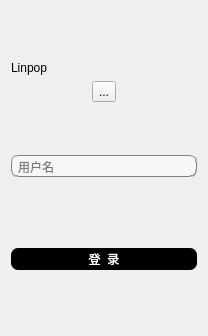
The window that Qt-IM/login.ui (XiaoZheng2003/BIT-QT-IM) describes before a commit, drawn with Qt 5.
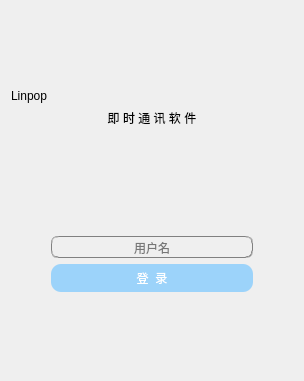
The same window after the commit. Icons and pictures are not drawn.

```diff
--- a/Qt-IM/login.ui
+++ b/Qt-IM/login.ui
@@ -6,8 +6,8 @@
    <rect>
     <x>0</x>
     <y>0</y>
-    <width>204</width>
-    <height>336</height>
+    <width>304</width>
+    <height>381</height>
    </rect>
   </property>
   <property name="windowTitle">
@@ -47,25 +47,58 @@
      </property>
     </widget>
    </item>
-   <item alignment="Qt::AlignHCenter">
-    <widget class="QToolButton" name="pic">
-     <property name="styleSheet">
-      <string notr="true"/>
-     </property>
+   <item>
+    <widget class="QLabel" name="slogan">
      <property name="text">
-      <string>...</string>
+      <string>即 时 通 讯 软 件</string>
      </property>
-     <property name="icon">
-      <iconset>
-       <normaloff>res/avatar.jpg</normaloff>res/avatar.jpg</iconset>
+     <property name="alignment">
+      <set>Qt::AlignCenter</set>
      </property>
-     <property name="iconSize">
+    </widget>
+   </item>
+   <item>
+    <layout class="QHBoxLayout" name="horizontalLayout_3">
+     <item>
+      <spacer name="horizontalSpacer_5">
+       <property name="orientation">
+        <enum>Qt::Horizontal</enum>
+       </property>
+       <property name="sizeHint" stdset="0">
       <size>
-       <width>48</width>
-       <height>48</height>
-      </size>
-     </property>
-    </widget>
+         <width>40</width>
+         <height>20</height>
+        </size>
+       </property>
+      </spacer>
+     </item>
+     <item>
+      <widget class="QLabel" name="banner">
+       <property name="maximumSize">
+        <size>
+         <width>150</width>
+         <height>150</height>
+        </size>
+       </property>
+       <property name="text">
+        <string/>
+       </property>
+      </widget>
+     </item>
+     <item>
+      <spacer name="horizontalSpacer_6">
+       <property name="orientation">
+        <enum>Qt::Horizontal</enum>
+       </property>
+       <property name="sizeHint" stdset="0">
+        <size>
+         <width>40</width>
+         <height>20</height>
+        </size>
+       </property>
+      </spacer>
+     </item>
+    </layout>
    </item>
    <item>
     <spacer name="verticalSpacer">
@@ -81,48 +114,128 @@
     </spacer>
    </item>
    <item>
+    <layout class="QHBoxLayout" name="horizontalLayout">
+     <item>
+      <spacer name="horizontalSpacer">
+       <property name="orientation">
+        <enum>Qt::Horizontal</enum>
+       </property>
+       <property name="sizeType">
+        <enum>QSizePolicy::Preferred</enum>
+       </property>
+       <property name="sizeHint" stdset="0">
+        <size>
+         <width>40</width>
+         <height>20</height>
+        </size>
+       </property>
+      </spacer>
+     </item>
+     <item>
     <widget class="QLineEdit" name="username">
      <property name="styleSheet">
-      <string notr="true">background-color: rgb(247, 247, 247);
-border:1px groove gray;border-radius:
-7px;padding:2px 4px;
-font: 10pt &quot;Candara&quot;;</string>
+        <string notr="true">QLineEdit{
+	border:1px groove gray;
+	border-radius:7px;
+	padding:2px 4px;
+	font: 10pt &quot;Candara&quot;;
+ }
+
+QLineEdit:hover {
+	border: 2px solid black;
+}</string>
      </property>
      <property name="echoMode">
       <enum>QLineEdit::Normal</enum>
      </property>
+       <property name="alignment">
+        <set>Qt::AlignCenter</set>
+       </property>
      <property name="placeholderText">
       <string>用户名</string>
      </property>
     </widget>
    </item>
    <item>
-    <spacer name="verticalSpacer_4">
+      <spacer name="horizontalSpacer_2">
      <property name="orientation">
-      <enum>Qt::Vertical</enum>
-     </property>
+        <enum>Qt::Horizontal</enum>
+       </property>
+       <property name="sizeType">
+        <enum>QSizePolicy::Preferred</enum>
+       </property>
      <property name="sizeHint" stdset="0">
       <size>
-       <width>20</width>
-       <height>65</height>
+         <width>40</width>
+         <height>20</height>
       </size>
      </property>
     </spacer>
    </item>
+    </layout>
+   </item>
    <item>
-    <widget class="QPushButton" name="in_btn">
+    <layout class="QHBoxLayout" name="horizontalLayout_2">
+     <item>
+      <spacer name="horizontalSpacer_3">
+       <property name="orientation">
+        <enum>Qt::Horizontal</enum>
+       </property>
+       <property name="sizeType">
+        <enum>QSizePolicy::Preferred</enum>
+       </property>
+       <property name="sizeHint" stdset="0">
+        <size>
+         <width>40</width>
+         <height>20</height>
+        </size>
+       </property>
+      </spacer>
+     </item>
+     <item>
+      <widget class="QPushButton" name="login">
+       <property name="sizePolicy">
+        <sizepolicy hsizetype="Preferred" vsizetype="Fixed">
+         <horstretch>0</horstretch>
+         <verstretch>0</verstretch>
+        </sizepolicy>
+       </property>
      <property name="styleSheet">
-      <string notr="true"> background-color: black;
-    color: white;
-    border: 0px groove gray;
-    border-radius: 7px;
-    padding: 2px 4px;
-    font: 14pt &quot;Candara&quot;;</string>
+        <string notr="true">
+QPushButton {
+               background-color: #9cd3fa;
+               color: white;
+               padding: 5px;
+               border: none;
+               border-radius: 10px;
+ }
+
+QPushButton:hover {
+              background-color: #00a2e8;
+}</string>
      </property>
      <property name="text">
       <string>登  录</string>
      </property>
     </widget>
+     </item>
+     <item>
+      <spacer name="horizontalSpacer_4">
+       <property name="orientation">
+        <enum>Qt::Horizontal</enum>
+       </property>
+       <property name="sizeType">
+        <enum>QSizePolicy::Preferred</enum>
+       </property>
+       <property name="sizeHint" stdset="0">
+        <size>
+         <width>40</width>
+         <height>20</height>
+        </size>
+       </property>
+      </spacer>
+     </item>
+    </layout>
    </item>
    <item>
     <spacer name="verticalSpacer_2">
```
Lines whose indentation alone changed are shown as unchanged.
